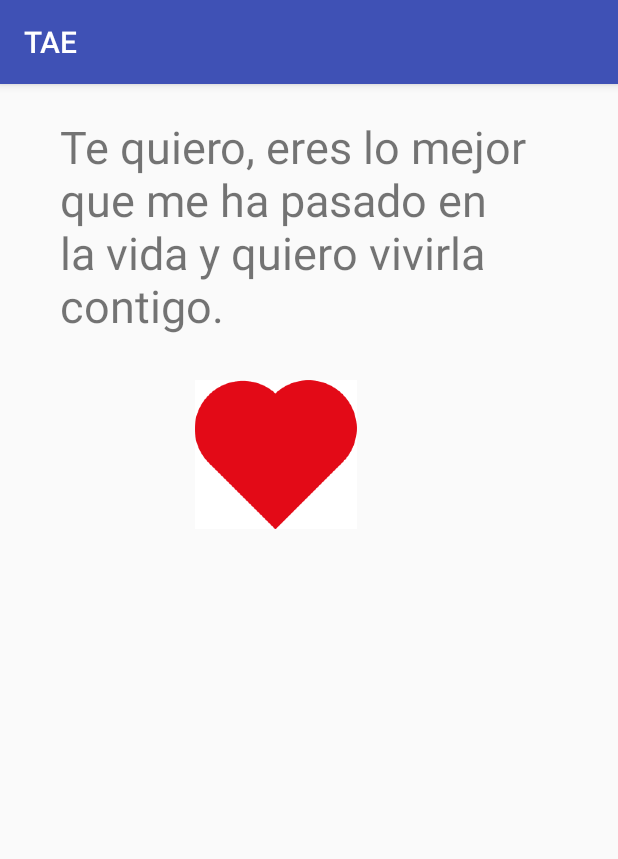
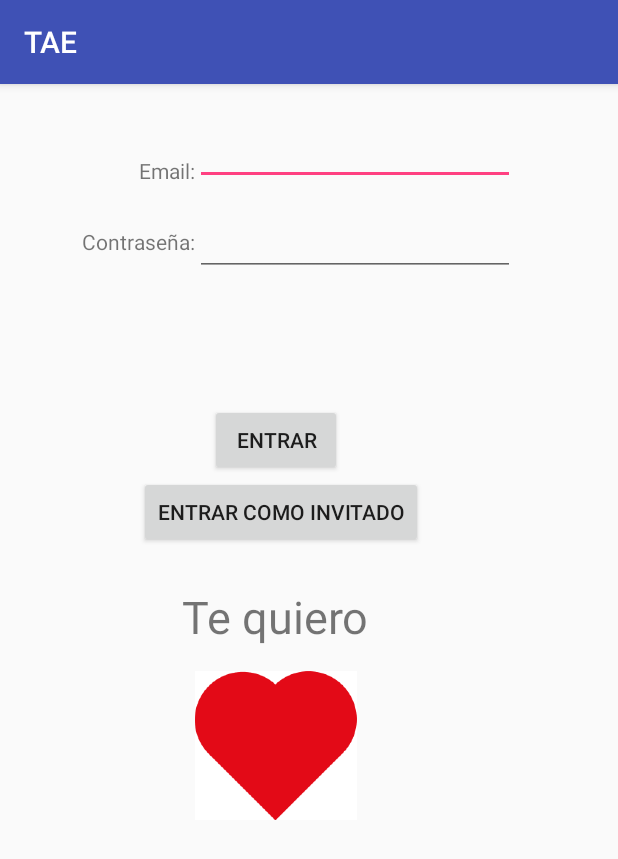
Before and after one commit to JessicaCaraballo/TAE_, an Android app: the screen it shows after launch (MainActivity), on a phone screen of 412 x 824 dp. Shown: the top 859 px of the screen. Run offline under Robolectric (Android 15) with nearby library versions, the phone set to English and light mode, and no system bars.

Commit message:
Te quiero

```diff
--- a/app/src/main/AndroidManifest.xml
+++ b/app/src/main/AndroidManifest.xml
@@ -16,6 +16,7 @@
                 <category android:name="android.intent.category.LAUNCHER" />
             </intent-filter>
         </activity>
+        <activity android:name=".principalActivity"></activity>
     </application>
 
 </manifest>
--- a/app/src/main/java/com/example/jessi/tae/MainActivity.java
+++ b/app/src/main/java/com/example/jessi/tae/MainActivity.java
@@ -1,7 +1,13 @@
 package com.example.jessi.tae;
 
+import android.content.Intent;
+import android.graphics.Color;
 import android.support.v7.app.AppCompatActivity;
 import android.os.Bundle;
+import android.view.View;
+import android.widget.Button;
+import android.widget.EditText;
+import android.widget.TextView;
 
 public class MainActivity extends AppCompatActivity {
 
@@ -10,4 +16,58 @@ public class MainActivity extends AppCompatActivity {
         super.onCreate(savedInstanceState);
         setContentView(R.layout.activity_main);
     }
+
+    public void login(View view)
+    {
+        String email = ((EditText)findViewById(R.id.editText)).getText().toString();
+        String password = ((EditText)findViewById(R.id.editText2)).getText().toString();
+        //Log.i("logLogin", "!"+email+"!"+password);
+        if(email.equals("d@d.com") && password.equals("d")){
+            Intent principal = new Intent(getApplicationContext(), principalActivity.class);
+            startActivity(principal);
+            TextView textErrorLogin = (TextView)findViewById(R.id.textErrorLogin);
+            textErrorLogin.setVisibility(View.INVISIBLE);
+        }else{
+            TextView textErrorLogin = (TextView)findViewById(R.id.textErrorLogin);
+            textErrorLogin.setVisibility(View.VISIBLE);
+            textErrorLogin.setTextColor(Color.RED);
+        }
+    }
+
+    public void lanzarPrincipalActivity(View view)
+    {
+        Intent principal = new Intent(getApplicationContext(), principalActivity.class);
+        startActivity(principal);
+    }
+    /*
+        @Override
+    public boolean onCreateOptionsMenu(Menu menu) {
+        // Inflate the menu; this adds items to the action bar if it is present.
+        getMenuInflater().inflate(R.menu.menu, menu);
+        return true;
+    }
+
+    @Override
+    public boolean onOptionsItemSelected(MenuItem item) {
+
+        int id = item.getItemId();
+        /*
+        if (id == R.id.action_rutina) {
+            //Log.i("ActionBar", "1!"+id+"!"+R.id.action_settings);
+            Intent rutina = new Intent(getApplicationContext(), rutinaActivity.class);
+            startActivity(rutina);
+            return true;
+        }
+        */
+/*
+        if (id == R.id.action_settings) {
+        //Log.i("ActionBar", "1!"+id+"!"+R.id.action_settings);
+        Intent settings = new Intent(getApplicationContext(), SettingsActivity.class);
+        startActivity(settings);
+        return true;
+    }
+
+        return super.onOptionsItemSelected(item);
 }
+     */
+}
--- /dev/null
+++ b/app/src/main/java/com/example/jessi/tae/principalActivity.java
@@ -0,0 +1,13 @@
+package com.example.jessi.tae;
+
+import android.support.v7.app.AppCompatActivity;
+import android.os.Bundle;
+
+public class principalActivity extends AppCompatActivity {
+
+    @Override
+    protected void onCreate(Bundle savedInstanceState) {
+        super.onCreate(savedInstanceState);
+        setContentView(R.layout.activity_principal);
+    }
+}
--- a/app/src/main/res/layout/activity_main.xml
+++ b/app/src/main/res/layout/activity_main.xml
@@ -11,28 +11,99 @@
         android:layout_width="368dp"
         android:layout_height="495dp"
         tools:layout_editor_absoluteX="8dp"
-        tools:layout_editor_absoluteY="8dp">
+        tools:layout_editor_absoluteY="8dp"
+        tools:ignore="MissingConstraints">
 
         <TextView
             android:id="@+id/textView"
             android:layout_width="wrap_content"
             android:layout_height="wrap_content"
-            android:layout_alignParentLeft="true"
-            android:layout_alignParentStart="true"
-            android:layout_alignParentTop="true"
-            android:layout_marginLeft="40dp"
-            android:layout_marginStart="40dp"
-            android:layout_marginTop="21dp"
-            android:text="Te quiero, eres lo mejor que me ha pasado en la vida y quiero vivirla contigo."
+            android:layout_above="@+id/imageView"
+            android:layout_centerHorizontal="true"
+            android:layout_marginBottom="12dp"
+            android:text="Te quiero"
             android:textSize="30dp" />
 
         <ImageView
             android:id="@+id/imageView"
             android:layout_width="wrap_content"
             android:layout_height="wrap_content"
+            android:layout_alignParentBottom="true"
             android:layout_centerHorizontal="true"
-            android:layout_centerVertical="true"
             app:srcCompat="@mipmap/ic_launcher_foreground" />
+
+        <Button
+            android:id="@+id/button"
+            android:layout_width="wrap_content"
+            android:layout_height="wrap_content"
+            android:layout_above="@+id/textView"
+            android:layout_alignLeft="@+id/textView2"
+            android:layout_alignStart="@+id/textView2"
+            android:layout_marginBottom="25dp"
+            android:onClick="lanzarPrincipalActivity"
+            android:text="Entrar como invitado" />
+
+        <TextView
+            android:id="@+id/textView2"
+            android:layout_width="wrap_content"
+            android:layout_height="wrap_content"
+            android:layout_alignParentTop="true"
+            android:layout_marginTop="48dp"
+            android:layout_toLeftOf="@+id/editText"
+            android:layout_toStartOf="@+id/editText"
+            android:text="Email:" />
+
+        <TextView
+            android:id="@+id/textView3"
+            android:layout_width="wrap_content"
+            android:layout_height="wrap_content"
+            android:layout_alignEnd="@+id/textView2"
+            android:layout_alignRight="@+id/textView2"
+            android:layout_below="@+id/textView2"
+            android:layout_marginTop="28dp"
+            android:text="Contraseña:" />
+
+        <EditText
+            android:id="@+id/editText"
+            android:layout_width="wrap_content"
+            android:layout_height="wrap_content"
+            android:layout_above="@+id/textView3"
+            android:layout_alignLeft="@+id/imageView"
+            android:layout_alignStart="@+id/imageView"
+            android:ems="10"
+            android:inputType="textPersonName"
+            android:text="" />
+
+        <EditText
+            android:id="@+id/editText2"
+            android:layout_width="wrap_content"
+            android:layout_height="wrap_content"
+            android:layout_alignLeft="@+id/editText"
+            android:layout_alignStart="@+id/editText"
+            android:layout_below="@+id/editText"
+            android:layout_marginTop="15dp"
+            android:ems="10"
+            android:inputType="textPassword" />
+
+        <Button
+            android:id="@+id/buttonEntrar"
+            android:layout_width="wrap_content"
+            android:layout_height="wrap_content"
+            android:layout_above="@+id/button"
+            android:layout_centerHorizontal="true"
+            android:onClick="login"
+            android:text="Entrar" />
+
+        <TextView
+            android:id="@+id/textErrorLogin"
+            android:layout_width="wrap_content"
+            android:layout_height="wrap_content"
+            android:layout_alignLeft="@+id/button"
+            android:layout_alignStart="@+id/button"
+            android:layout_below="@+id/editText2"
+            android:layout_marginTop="24dp"
+            android:text="Email o contraseña incorrecto"
+            android:visibility="invisible" />
     </RelativeLayout>
 
 
--- /dev/null
+++ b/app/src/main/res/layout/activity_principal.xml
@@ -0,0 +1,9 @@
+<?xml version="1.0" encoding="utf-8"?>
+<android.support.constraint.ConstraintLayout xmlns:android="http://schemas.android.com/apk/res/android"
+    xmlns:app="http://schemas.android.com/apk/res-auto"
+    xmlns:tools="http://schemas.android.com/tools"
+    android:layout_width="match_parent"
+    android:layout_height="match_parent"
+    tools:context="com.example.jessi.tae.principalActivity">
+
+</android.support.constraint.ConstraintLayout>
```
